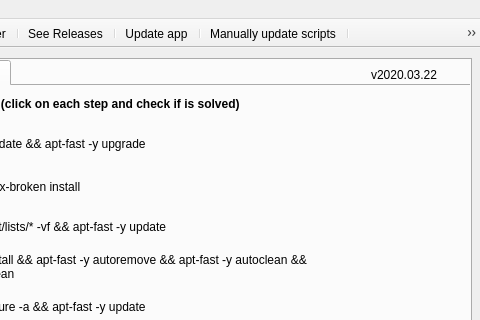
This is src/mainwindow.ui in adgellida/ubunsys as Qt 5 draws it before an edit; both pictures show x 169 to 649 and y 0 to 320 of the 649 by 682 pixel window. The edited form follows.
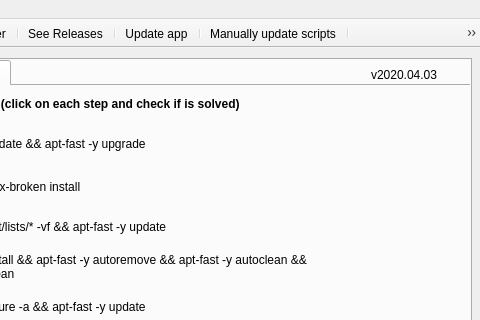
This is the edited form. Icons and pictures are not drawn.

The edit to the form file:
```diff
--- a/src/mainwindow.ui
+++ b/src/mainwindow.ui
@@ -3942,7 +3942,7 @@
      </rect>
     </property>
     <property name="text">
-     <string>v2020.03.22</string>
+     <string>v2020.04.03</string>
     </property>
    </widget>
   </widget>
```
Left out of the diff: 4 changed lines with no effect on the pictures.
